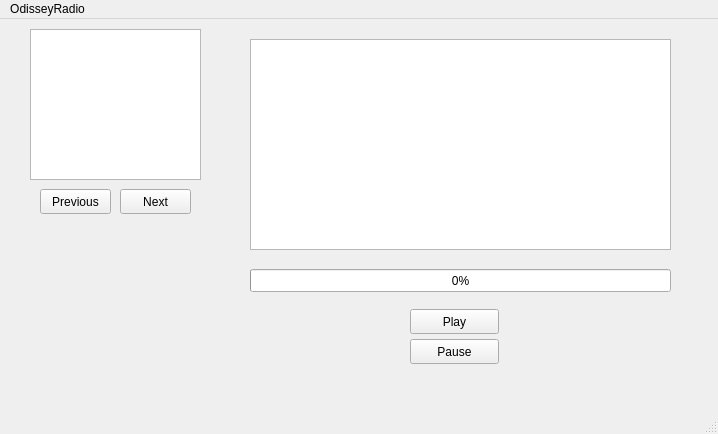
The window that OdisseyRadio/mainwindow.ui (miguemesen/OdisseyRadio) describes before a commit, drawn with Qt 5.
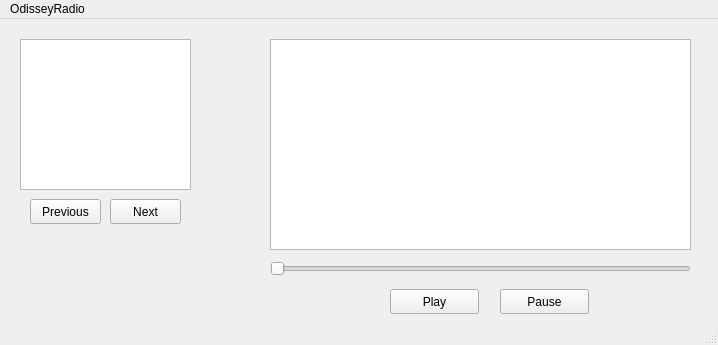
The same window after the commit.

The edit to the form file:
```diff
--- a/OdisseyRadio/mainwindow.ui
+++ b/OdisseyRadio/mainwindow.ui
@@ -7,7 +7,7 @@
     <x>0</x>
     <y>0</y>
     <width>718</width>
-    <height>434</height>
+    <height>345</height>
    </rect>
   </property>
   <property name="windowTitle">
@@ -17,7 +17,7 @@
    <widget class="QListWidget" name="lw_song">
     <property name="geometry">
      <rect>
-      <x>250</x>
+      <x>270</x>
       <y>20</y>
       <width>421</width>
       <height>211</height>
@@ -27,8 +27,8 @@
    <widget class="QPushButton" name="btn_play">
     <property name="geometry">
      <rect>
-      <x>410</x>
-      <y>290</y>
+      <x>390</x>
+      <y>270</y>
       <width>89</width>
       <height>25</height>
      </rect>
@@ -40,8 +40,8 @@
    <widget class="QListWidget" name="lw_artists">
     <property name="geometry">
      <rect>
-      <x>30</x>
-      <y>10</y>
+      <x>20</x>
+      <y>20</y>
       <width>171</width>
       <height>151</height>
      </rect>
@@ -50,8 +50,8 @@
    <widget class="QPushButton" name="btn_next">
     <property name="geometry">
      <rect>
-      <x>120</x>
-      <y>170</y>
+      <x>110</x>
+      <y>180</y>
       <width>71</width>
       <height>25</height>
      </rect>
@@ -63,8 +63,8 @@
    <widget class="QPushButton" name="btn_previous">
     <property name="geometry">
      <rect>
-      <x>40</x>
-      <y>170</y>
+      <x>30</x>
+      <y>180</y>
       <width>71</width>
       <height>25</height>
      </rect>
@@ -76,8 +76,8 @@
    <widget class="QPushButton" name="btn_pause">
     <property name="geometry">
      <rect>
-      <x>410</x>
-      <y>320</y>
+      <x>500</x>
+      <y>270</y>
       <width>89</width>
       <height>25</height>
      </rect>
@@ -86,17 +86,17 @@
      <string>Pause</string>
     </property>
    </widget>
-   <widget class="QProgressBar" name="songProgress">
+   <widget class="QSlider" name="songSlider">
     <property name="geometry">
      <rect>
-      <x>250</x>
-      <y>250</y>
+      <x>270</x>
+      <y>240</y>
       <width>421</width>
-      <height>23</height>
+      <height>20</height>
      </rect>
     </property>
-    <property name="value">
-     <number>0</number>
+    <property name="orientation">
+     <enum>Qt::Horizontal</enum>
     </property>
    </widget>
   </widget>
```
